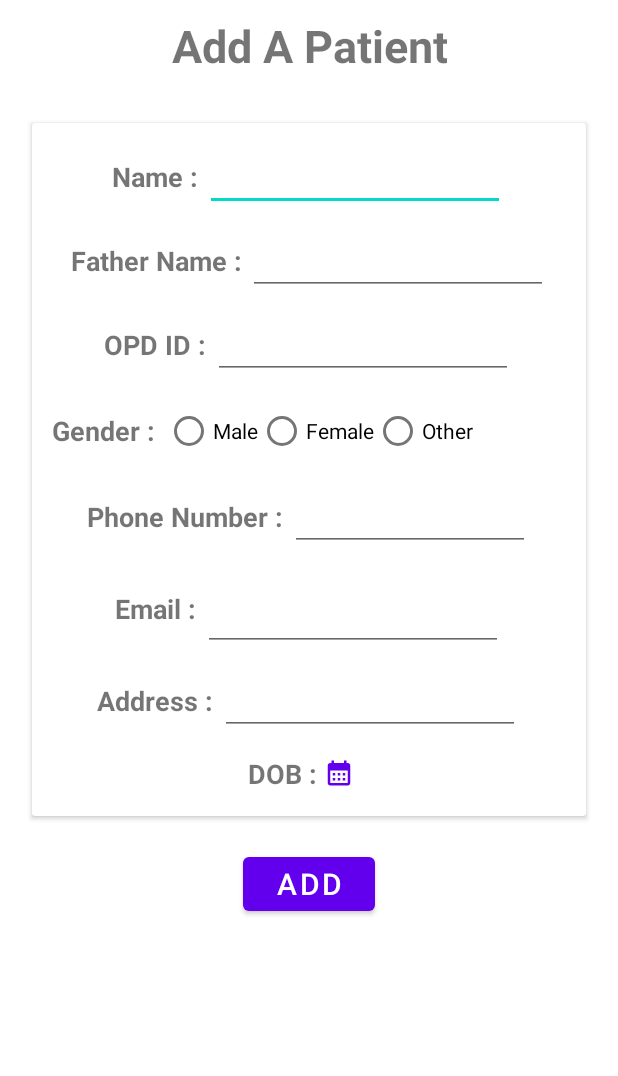
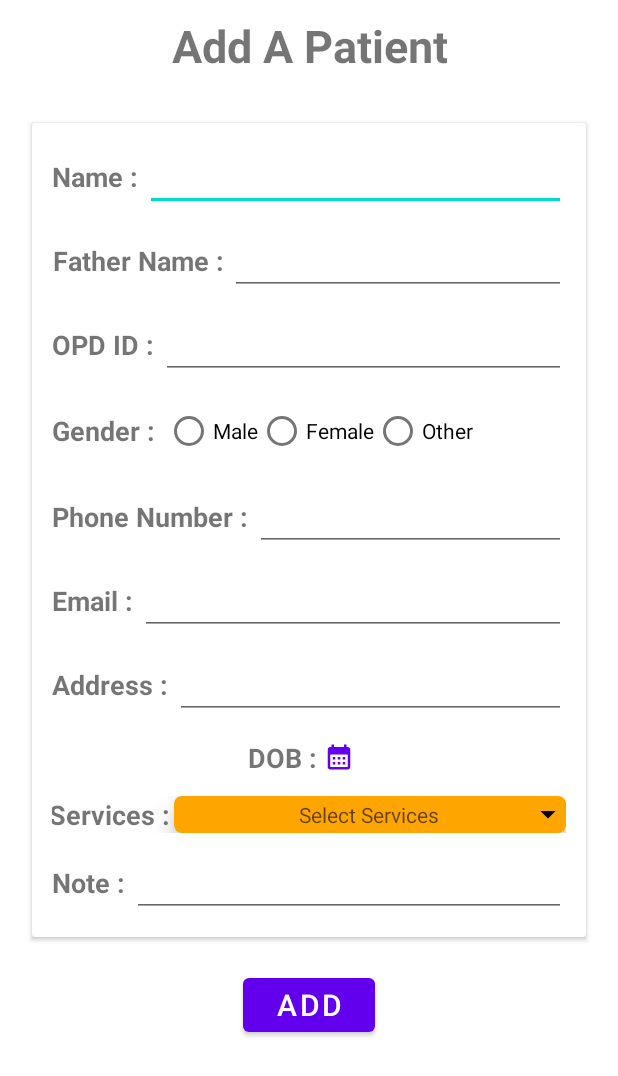
Before and after one commit to ashutosh2807/MaterialUIonAndroid, an Android app: the AddPatient screen opened directly, with no data from a screen before it, on a phone screen of 412 x 824 dp. Shown: the top 1076 px of the screen. Run offline under Robolectric (Android 15) with nearby library versions, the phone set to English and light mode, and no system bars; our stand-ins replace Firebase (no records; nobody signed in at launch, a user with empty details on screens opened directly).

Commit message:
smallfixes2

```diff
--- a/BottomNavigationView/app/src/main/java/com/example/bottomnavigationview/AddPatient.java
+++ b/BottomNavigationView/app/src/main/java/com/example/bottomnavigationview/AddPatient.java
@@ -7,6 +7,7 @@ import android.content.Intent;
 import android.graphics.Color;
 import android.graphics.drawable.ColorDrawable;
 import android.os.Bundle;
+import android.util.Log;
 import android.view.Gravity;
 import android.view.View;
 import android.view.ViewGroup;
@@ -17,16 +18,21 @@ import android.widget.EditText;
 import android.widget.RadioButton;
 import android.widget.RadioGroup;
 import android.widget.TextView;
+import android.widget.Toast;
 
+import com.example.bottomnavigationview.profileData.IServices;
 import com.example.bottomnavigationview.profileData.dbSingleton;
 import com.google.android.material.bottomnavigation.BottomNavigationView;
 
 import java.text.ParseException;
 import java.text.SimpleDateFormat;
 import java.util.Date;
+import java.util.Map;
+import java.util.Set;
 
 public class AddPatient extends AppCompatActivity {
 
+    private boolean dataFetched = false;
     @Override
     protected void onCreate(Bundle savedInstanceState) {
         super.onCreate(savedInstanceState);
@@ -48,6 +54,25 @@ public class AddPatient extends AppCompatActivity {
                 finish();
             }
         });
+
+        dbSingleton db = dbSingleton.getInstance();
+        db.setServiceInterface(new IServices() {
+            @Override
+            public void onServiceFetched(Map<String, Object> data) {
+                Set<String> keys = data.keySet();
+
+                for (String key : keys) {
+                    Log.d("TAG", key);
+                }
+            }
+            @Override
+            public void onServiceNotFetched() {
+                Toast.makeText(getApplicationContext(),"No data Found",Toast.LENGTH_SHORT).show();
+            }
+        });
+
+        db.getServices();
+
     }
 
     public void showDialog() {
--- a/BottomNavigationView/app/src/main/java/com/example/bottomnavigationview/deletePatientData.java
+++ b/BottomNavigationView/app/src/main/java/com/example/bottomnavigationview/deletePatientData.java
@@ -49,6 +49,7 @@ public class deletePatientData extends AppCompatActivity {
         db = dbSingleton.getInstance();
         viewModel = new ViewModelProvider(this).get(HomeViewModel.class);
         setContentView(R.layout.activity_delete_patient_data);
+
         fetchData();
         TextView tvOPD = findViewById(R.id.tvOPD);
         Button btnDeletePatient = findViewById(R.id.btnDeletePatient);
--- /dev/null
+++ b/BottomNavigationView/app/src/main/java/com/example/bottomnavigationview/profileData/IServices.java
@@ -0,0 +1,9 @@
+package com.example.bottomnavigationview.profileData;
+
+import java.util.Map;
+
+public interface IServices {
+    void onServiceFetched(Map<String,Object> data);
+
+    void onServiceNotFetched();
+}
--- a/BottomNavigationView/app/src/main/java/com/example/bottomnavigationview/profileData/OnDocumentFetchListener.java
+++ b/BottomNavigationView/app/src/main/java/com/example/bottomnavigationview/profileData/OnDocumentFetchListener.java
@@ -5,4 +5,5 @@ import java.util.Map;
 
 public interface OnDocumentFetchListener {
     void onDocumentsFetched(List<Map<String, Object>> documentList);
+
 }
--- a/BottomNavigationView/app/src/main/java/com/example/bottomnavigationview/profileData/dbSingleton.java
+++ b/BottomNavigationView/app/src/main/java/com/example/bottomnavigationview/profileData/dbSingleton.java
@@ -26,6 +26,12 @@ import java.util.Map;
 public class dbSingleton {
     private OnDocumentFetchListener documentFetchListener;
 
+
+    private IServices serviceInterface;
+    public void setServiceInterface(IServices serviceInterface) {
+        this.serviceInterface = serviceInterface;
+    }
+
     // Setter for the document fetch listener
     public void setDocumentFetchListener(OnDocumentFetchListener listener) {
         this.documentFetchListener = listener;
@@ -45,6 +51,31 @@ public class dbSingleton {
             }
         }
         return instance;
+    }
+
+    public  void getServices(){
+        FirebaseFirestore db = FirebaseFirestore.getInstance();
+        CollectionReference userDetailsRef = db.collection("ServicesWithPrice");
+        DocumentReference doc = db.collection("ServicesWithPrice").document("DentalServices");
+        // Retrieve documents from the collection
+        doc.get()
+                .addOnSuccessListener(documentSnapshot -> {
+                    if (documentSnapshot.exists()) {
+                        Map<String, Object> data = documentSnapshot.getData();
+
+                        if (serviceInterface != null) {
+                            serviceInterface.onServiceFetched(data);
+                        }
+                    } else {
+                        if (serviceInterface != null) {
+                            serviceInterface.onServiceNotFetched();
+                        }
+                    }
+                })
+                .addOnFailureListener(e -> {
+                    // Handle the failure here
+                    Log.e("TAG", "Error getting document: ", e);
+                });
     }
 
     public void deletePatientData(String OPDID){
--- a/BottomNavigationView/app/src/main/java/com/example/bottomnavigationview/viewModels/HomeViewModel.java
+++ b/BottomNavigationView/app/src/main/java/com/example/bottomnavigationview/viewModels/HomeViewModel.java
@@ -6,9 +6,20 @@ import com.example.bottomnavigationview.profileData.profile;
 
 import java.util.ArrayList;
 import java.util.List;
+import java.util.Map;
 
 public class HomeViewModel extends ViewModel {
     private List<profile> profileList = new ArrayList<>();
+
+    private List<Map<String,Integer>> services = new ArrayList<>();
+
+    public List<Map<String, Integer>> getServices() {
+        return services;
+    }
+
+    public void setServices(List<Map<String, Integer>> services) {
+        this.services = services;
+    }
 
     public List<profile> getProfileList() {
         return profileList;
--- /dev/null
+++ b/BottomNavigationView/app/src/main/res/drawable/arrowdown.xml
@@ -0,0 +1,5 @@
+<vector android:height="24dp" android:tint="#000000"
+    android:viewportHeight="24" android:viewportWidth="24"
+    android:width="24dp" xmlns:android="http://schemas.android.com/apk/res/android">
+    <path android:fillColor="@android:color/white" android:pathData="M7,10l5,5 5,-5z"/>
+</vector>
--- a/BottomNavigationView/app/src/main/res/layout/activity_add_patient.xml
+++ b/BottomNavigationView/app/src/main/res/layout/activity_add_patient.xml
@@ -75,7 +75,7 @@
                         <EditText
                             android:id="@+id/etName"
                             android:importantForAutofill="no"
-                            android:layout_width="200dp"
+                            android:layout_width="match_parent"
                             android:layout_height="wrap_content"
                             />
                     </LinearLayout>
@@ -97,7 +97,7 @@
 
                         <EditText
                             android:id="@+id/etFname"
-                            android:layout_width="200dp"
+                            android:layout_width="match_parent"
                             android:importantForAutofill="no"
                             android:layout_height="wrap_content"
                             />
@@ -120,7 +120,7 @@
 
                         <EditText
                             android:id="@+id/etOPD"
-                            android:layout_width="200dp"
+                            android:layout_width="match_parent"
                             android:importantForAutofill="no"
                             android:layout_height="wrap_content"
                             />
@@ -188,7 +188,7 @@
 
                         <EditText
                             android:id="@+id/etPhone"
-                            android:layout_width="160dp"
+                            android:layout_width="match_parent"
                             android:inputType="number"
                             android:importantForAutofill="no"
                             android:layout_height="wrap_content"
@@ -212,8 +212,8 @@
 
                         <EditText
                             android:id="@+id/etmail"
-                            android:layout_width="200dp"
-                            android:layout_height="56dp"
+                            android:layout_width="match_parent"
+                            android:layout_height="wrap_content"
                             android:inputType="textEmailAddress"
                             android:importantForAutofill="no" />
                     </LinearLayout>
@@ -235,9 +235,8 @@
 
                         <EditText
                             android:id="@+id/etAddress"
-                            android:layout_width="200dp"
+                            android:layout_width="match_parent"
                             android:importantForAutofill="no"
-
                             android:layout_height="wrap_content"
                             />
                     </LinearLayout>
@@ -271,6 +270,76 @@
                             android:layout_width="wrap_content"
                             android:layout_height="wrap_content"
                             ></TextView>
+                    </LinearLayout>
+                    <LinearLayout
+                        android:layout_width="match_parent"
+                        android:layout_height="wrap_content"
+                        android:orientation="horizontal"
+                        android:layout_gravity="center"
+                        android:layout_margin="5dp"
+                        android:gravity="center">
+
+                        <TextView
+                            android:layout_width="81dp"
+                            android:layout_height="match_parent"
+                            android:layout_gravity="center"
+                            android:gravity="center"
+                            android:text="Services : "
+                            android:textSize="18dp"
+                            android:textStyle="bold" />
+
+
+                        <com.google.android.material.card.MaterialCardView
+                            android:layout_width="match_parent"
+                            android:layout_height="match_parent"
+                            app:cardBackgroundColor="#FFA500"
+                            app:cardCornerRadius="5dp"
+                            app:cardElevation="10dp"
+                            >
+
+                            <RelativeLayout
+                                android:layout_width="match_parent"
+                                android:layout_height="match_parent">
+                                <TextView
+                                    android:layout_width="wrap_content"
+                                    android:layout_height="wrap_content"
+                                    android:layout_centerInParent="true"
+                                    android:hint="Select Services">
+
+                                </TextView>
+                                <ImageView
+                                    android:layout_width="wrap_content"
+                                    android:layout_height="wrap_content"
+                                    android:src="@drawable/arrowdown"
+                                    android:layout_centerInParent="true"
+                                    android:layout_alignParentEnd="true">
+
+                                </ImageView>
+                            </RelativeLayout>
+                        </com.google.android.material.card.MaterialCardView>
+                    </LinearLayout>
+                    <LinearLayout
+                        android:layout_width="match_parent"
+                        android:layout_height="wrap_content"
+                        android:orientation="horizontal"
+                        android:layout_gravity="center"
+                        android:layout_margin="5dp"
+                        android:gravity="center">
+                        <TextView
+                            android:layout_width="wrap_content"
+                            android:layout_height="wrap_content"
+                            android:layout_gravity="center"
+                            android:gravity="center"
+                            android:text="Note : "
+                            android:textStyle="bold"
+                            android:textSize="18dp" />
+
+                        <EditText
+                            android:id="@+id/etNote"
+                            android:layout_width="match_parent"
+                            android:importantForAutofill="no"
+                            android:layout_height="wrap_content"
+                            />
                     </LinearLayout>
                 </LinearLayout>
 
```
